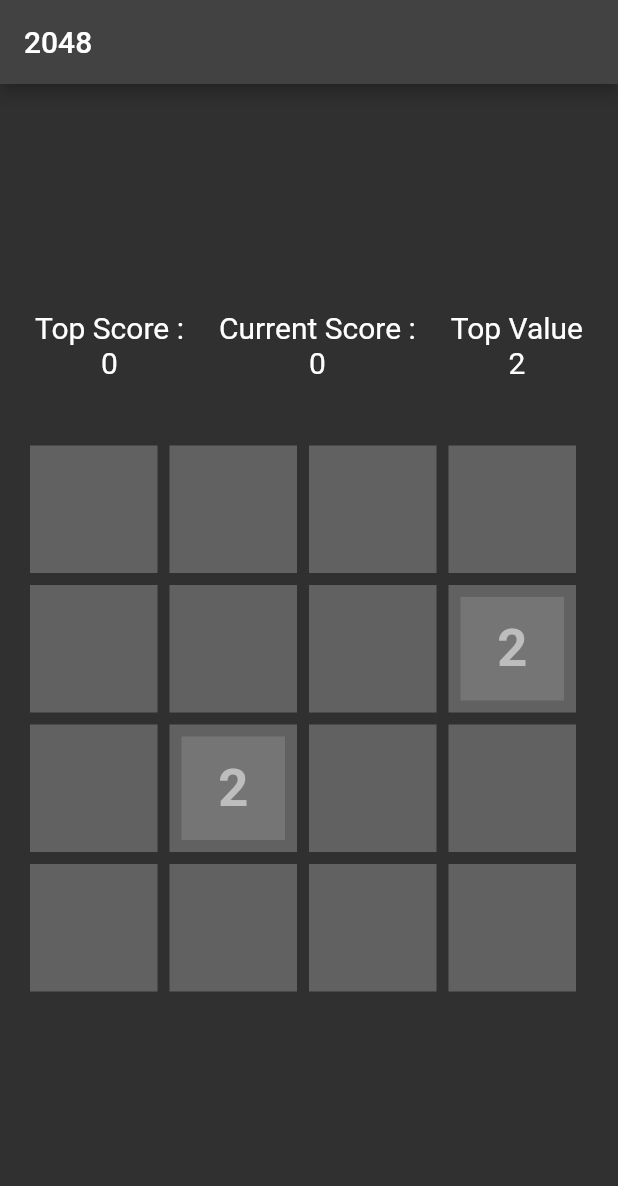
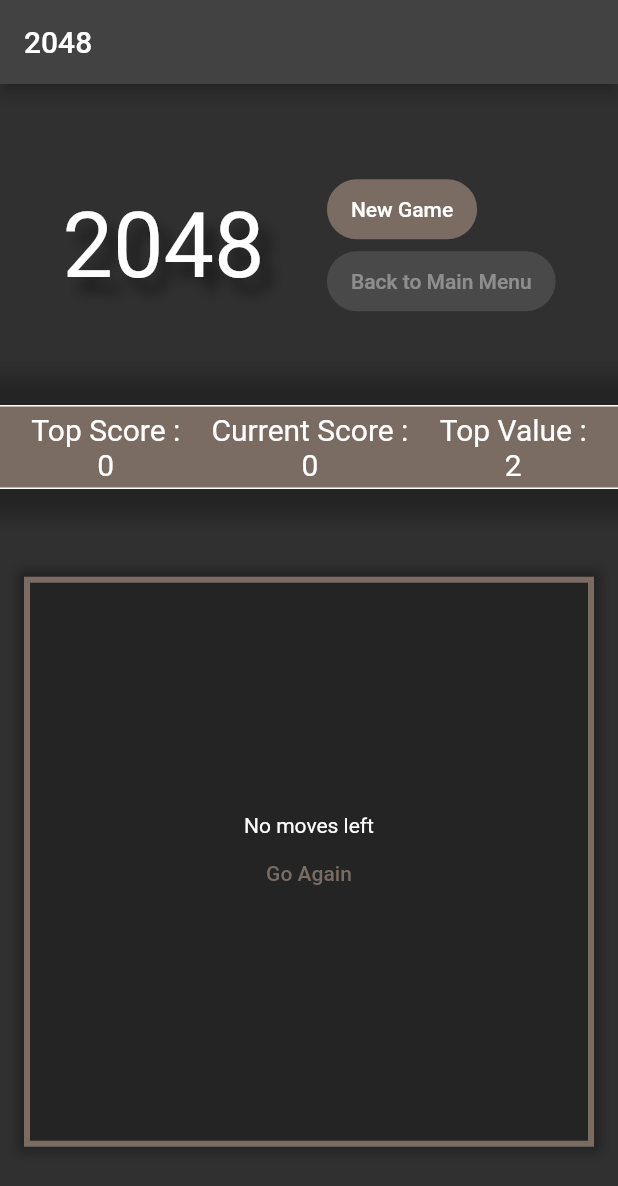
Before and after one commit to SilverLuhtoja/2048, a Flutter app: the screen it shows after launch, on a phone screen of 412 x 824 dp. Shown: the top 1186 px of the screen. Run offline on Flutter 3.47's test engine with Material 2 defaults, Android fonts, the light colour scheme and no system bars.

Commit message:
visual update

```diff
--- /dev/null
+++ b/lib/src/constants.dart
@@ -0,0 +1,37 @@
+import 'package:flutter/material.dart';
+
+const Color lightBrown = Color.fromARGB(255, 205, 193, 180);
+const Color darkBrown = Color.fromARGB(255, 187, 173, 160);
+const Color orange = Color.fromARGB(255, 245, 149, 99);
+const Color tan = Color.fromARGB(255, 175, 168, 162);
+const Color valueColor = Color.fromARGB(255, 75, 72, 70);
+const Color tileBackgroundColor = Color.fromARGB(255, 122, 108, 98);
+
+
+const Map<int, Color> numTileColor = {
+  2: lightBrown,
+  4: darkBrown,
+  8: Color.fromARGB(255, 242, 177, 121),
+  16: Color.fromARGB(255, 245, 149, 99),
+  32: Color.fromARGB(255, 246, 124, 95),
+  64: const Color.fromARGB(255, 246, 95, 64),
+  128: const Color.fromARGB(255, 235, 208, 117),
+  256: const Color.fromARGB(255, 237, 203, 103),
+  512: const Color.fromARGB(255, 236, 201, 85),
+  1024: const Color.fromARGB(255, 229, 194, 90),
+  2048: const Color.fromARGB(255, 232, 192, 70),
+};
+
+const Map<int, Color> numTextColor = {
+  2: valueColor,
+  4: valueColor,
+  8: Colors.white,
+  16: Colors.white,
+  32: Colors.white,
+  64: Colors.white,
+  128: Colors.white,
+  256: Colors.white,
+  512: Colors.white,
+  1024: Colors.white,
+  2048: Colors.white,
+};
--- a/lib/src/game_logic.dart
+++ b/lib/src/game_logic.dart
@@ -73,6 +73,7 @@ class GameLogic {
 
   // TODO: Win and loose logic
   bool isGameOver(){
+    if (gameSetting.currentScore == 2048) return true;
     return false;
   }
 }
--- a/lib/src/game_settings.dart
+++ b/lib/src/game_settings.dart
@@ -3,7 +3,7 @@ class GameSettings {
   int _currentScore = 0;
   late int _topScore = 0;
 
-  GameSettings() {}
+  GameSettings();
 
   GameSettings.fromJson(Map<String, dynamic> json) {
     _topScore = json['top_score']!;
--- a/lib/src/screens/game_screen.dart
+++ b/lib/src/screens/game_screen.dart
@@ -1,24 +1,31 @@
 import 'package:flutter/material.dart';
 import 'package:my_2048/src/components/score_box.dart';
-import 'package:my_2048/src/utils/filer.dart';
+import 'package:my_2048/src/constants.dart';
 import 'package:my_2048/src/game_board.dart';
 import 'package:my_2048/src/game_logic.dart';
 import 'package:my_2048/src/game_settings.dart';
+import 'package:my_2048/src/utils/filer.dart';
 
 class GameScreen extends StatefulWidget {
+  const GameScreen({super.key});
+
   @override
   State<GameScreen> createState() => _GameScreenState();
 }
 
 class _GameScreenState extends State<GameScreen>
     with SingleTickerProviderStateMixin {
-  late AnimationController controller =
-      AnimationController(vsync: this, duration: Duration(seconds: 1));
+  late AnimationController controller = AnimationController(
+      vsync: this, duration: const Duration(milliseconds: 200));
   GameBoard gameBoard = GameBoard();
   GameSettings gameSettings = GameSettings();
   late GameLogic gameLogic;
 
-  void updateTopScore() => readFile().then((value) => gameSettings.setTopScore(value));
+  bool isAbleToPlay = false;
+
+  void updateTopScore() =>
+      readFile().then((value) => gameSettings.setTopScore(value));
+
   void setNewTopScore() {
     if (gameSettings.isCurrentScoreBiggerThanTopScore()) {
       gameSettings.setTopScore(gameSettings.currentScore);
@@ -32,20 +39,24 @@ class _GameScreenState extends State<GameScreen>
     gameLogic = GameLogic(controller, gameBoard, gameSettings);
     gameBoard.show();
     updateTopScore();
-    // gameSettings.setTopValue(int.parse(readFile().toString()));
-    // controller =
-    //     AnimationController(vsync: this, duration: Duration(seconds: 1));
     controller.addStatusListener((status) {
       if (status == AnimationStatus.completed) {
         setState(() {
           gameBoard.flat_grid().forEach((e) => e.resetAnimation());
-
         });
       }
     });
 
     gameBoard.flat_grid().forEach((e) => e.resetAnimation());
-// controller.forward();
+  }
+
+  void executeSwipe(List<List<Tile>> grid) {
+    grid.forEach((e) => gameLogic.mergeTiles(e));
+    gameSettings.setTopValue(gameBoard.topValue);
+    setNewTopScore();
+    gameBoard.addNewNumber(1);
+    controller.forward(from: 0);
+    //TODO: check gameEnd
   }
 
   @override
@@ -63,7 +74,7 @@ class _GameScreenState extends State<GameScreen>
             child: Container(
               width: tileSize - 4.0 * 2,
               height: tileSize - 4.0 * 2,
-              color: Colors.grey[700],
+              color: tileBackgroundColor,
             ),
           ),
         )));
@@ -82,14 +93,12 @@ class _GameScreenState extends State<GameScreen>
                           child: Container(
                         width: (tileSize - 4.0 * 2) - 16,
                         height: (tileSize - 4.0 * 2) - 16,
-                        color: Colors.grey[600],
+                        color: numTileColor[e.animatedValue.value],
                         child: Center(
                             child: Text(
                           e.animatedValue.value.toString(),
                           style: TextStyle(
-                              color: e.value <= 4
-                                  ? Colors.grey[400]
-                                  : Colors.white,
+                              color: e.value <= 4 ? valueColor : Colors.white,
                               fontSize: 35,
                               fontWeight: FontWeight.bold),
                         )),
@@ -102,19 +111,12 @@ class _GameScreenState extends State<GameScreen>
           title: Text("2048"),
         ),
         body: Column(
-          mainAxisAlignment: MainAxisAlignment.center,
+          mainAxisAlignment: MainAxisAlignment.spaceEvenly,
           crossAxisAlignment: CrossAxisAlignment.center,
           children: [
-            Row(
-              mainAxisAlignment: MainAxisAlignment.spaceEvenly,
-              children: [
-                ScoreBox("Top Score :", gameSettings.topScore),
-                ScoreBox("Current Score :", gameSettings.currentScore),
-                ScoreBox("Top Value", gameSettings.topValue),
-              ],
-            ),
+            buttonSection(),
+            scoreSection(),
             Container(
-                margin: EdgeInsets.only(top: 40),
                 width: gridRowsSize,
                 height: gridRowsSize,
                 child: GestureDetector(
@@ -140,18 +142,88 @@ class _GameScreenState extends State<GameScreen>
                       executeSwipe(gameBoard.gridReversed);
                     }
                   },
-                    child: Stack(
-                      children: stackItems,
-                    ))),
+                  child: Container(
+                    decoration: BoxDecoration(
+                        border:
+                            Border.all(color: tileBackgroundColor, width: 4),
+                        boxShadow: const [
+                          BoxShadow(
+                              color: Colors.black26,
+                              spreadRadius: 5,
+                              blurRadius: 5)
+                        ]),
+                    child: isAbleToPlay
+                        ? Stack(children: stackItems)
+                        : gameoverSection(),
+                  ),
+                )),
           ],
         ));
   }
 
-  void executeSwipe(List<List<Tile>> grid)  {
-    grid.forEach((e) => gameLogic.mergeTiles(e));
-    gameSettings.setTopValue(gameBoard.topValue);
-    setNewTopScore();
-    gameBoard.addNewNumber(1);
-    controller.forward(from: 0);
+  Widget gameoverSection() {
+    return gameSettings.topValue == 2048
+        ? Center(child: Container(child: Text("Congratzzzzz,\n YOu Won")))
+        : Column(
+            mainAxisAlignment: MainAxisAlignment.center,
+            children: [
+              Text("No moves left"),
+              TextButton(
+                  onPressed: () {},
+                  style: FilledButton.styleFrom(
+                      foregroundColor: tileBackgroundColor),
+                  child: Text("Go Again")),
+            ],
+          );
+  }
+
+  Container scoreSection() {
+    return Container(
+      padding: const EdgeInsets.symmetric(vertical: 4),
+      decoration: const BoxDecoration(color: tileBackgroundColor, boxShadow: [
+        BoxShadow(color: Colors.black26, spreadRadius: 20, blurRadius: 10),
+        BoxShadow(
+            color: Colors.white, spreadRadius: 1, blurStyle: BlurStyle.outer),
+      ]),
+      child: Row(
+        mainAxisAlignment: MainAxisAlignment.spaceEvenly,
+        children: [
+          ScoreBox("Top Score :", gameSettings.topScore),
+          ScoreBox("Current Score :", gameSettings.currentScore),
+          ScoreBox("Top Value :", gameSettings.topValue),
+        ],
+      ),
+    );
+  }
+
+  Row buttonSection() {
+    return Row(
+      mainAxisAlignment: MainAxisAlignment.spaceEvenly,
+      children: [
+        const Text("2048",
+            style: TextStyle(fontSize: 60, shadows: [
+              Shadow(
+                  color: Colors.black45,
+                  blurRadius: 10,
+                  offset: Offset(8.0, 10.0))
+            ])),
+        Column(
+          mainAxisAlignment: MainAxisAlignment.spaceEvenly,
+          crossAxisAlignment: CrossAxisAlignment.start,
+          children: [
+            FilledButton(
+                onPressed: () {},
+                style: FilledButton.styleFrom(
+                    backgroundColor: tileBackgroundColor),
+                child: const Text("New Game")),
+            FilledButton(
+                onPressed: null,
+                style: FilledButton.styleFrom(
+                    backgroundColor: tileBackgroundColor),
+                child: const Text("Back to Main Menu")),
+          ],
+        )
+      ],
+    );
   }
 }
--- a/pubspec.yaml
+++ b/pubspec.yaml
@@ -35,12 +35,15 @@ dependencies:
   # The following adds the Cupertino Icons font to your application.
   # Use with the CupertinoIcons class for iOS style icons.
   cupertino_icons: ^1.0.2
+  path_provider: ^2.0.14
+
+  #For Testing
   mockito: ^5.4.0
-  path_provider: ^2.0.14
 
 dev_dependencies:
   flutter_test:
     sdk: flutter
+  build_runner: ^2.3.3
 
   # The "flutter_lints" package below contains a set of recommended lints to
   # encourage good coding practices. The lint set provided by the package is
```
Also changed, not shown: pubspec.lock, 3 other files. Lines whose indentation alone changed are shown as unchanged.
